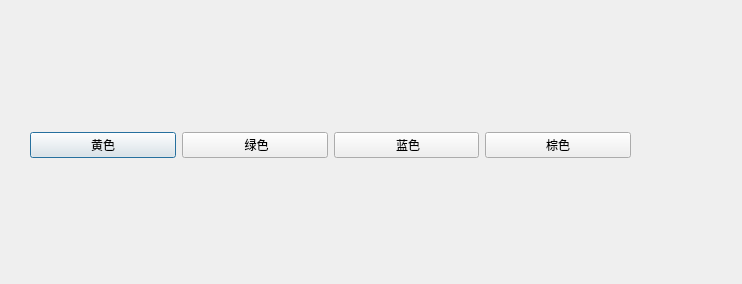
ypg666/Wire_Rotate, file threeparams.ui: the form before one commit.
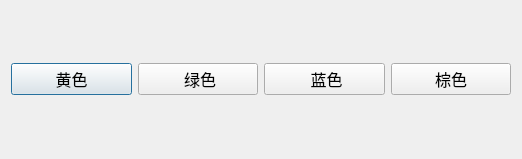
The form after the commit.

The edit to the form file:
```diff
--- a/threeparams.ui
+++ b/threeparams.ui
@@ -6,25 +6,24 @@
    <rect>
     <x>0</x>
     <y>0</y>
-    <width>742</width>
-    <height>284</height>
+    <width>522</width>
+    <height>159</height>
    </rect>
   </property>
   <property name="windowTitle">
    <string>参数调整</string>
   </property>
-  <widget class="QWidget" name="horizontalLayoutWidget">
-   <property name="geometry">
-    <rect>
-     <x>30</x>
-     <y>40</y>
-     <width>601</width>
-     <height>211</height>
-    </rect>
-   </property>
+  <layout class="QGridLayout" name="gridLayout">
+   <item row="0" column="0">
    <layout class="QHBoxLayout" name="horizontalLayout">
     <item>
      <widget class="QPushButton" name="pb_Yellow">
+       <property name="font">
+        <font>
+         <family>微软雅黑</family>
+         <pointsize>12</pointsize>
+        </font>
+       </property>
       <property name="text">
        <string>黄色</string>
       </property>
@@ -32,6 +31,12 @@
     </item>
     <item>
      <widget class="QPushButton" name="pb_Green">
+       <property name="font">
+        <font>
+         <family>微软雅黑</family>
+         <pointsize>12</pointsize>
+        </font>
+       </property>
       <property name="text">
        <string> 绿色</string>
       </property>
@@ -39,6 +44,12 @@
     </item>
     <item>
      <widget class="QPushButton" name="pb_Blue">
+       <property name="font">
+        <font>
+         <family>微软雅黑</family>
+         <pointsize>12</pointsize>
+        </font>
+       </property>
       <property name="text">
        <string> 蓝色</string>
       </property>
@@ -46,13 +57,20 @@
     </item>
     <item>
      <widget class="QPushButton" name="pb_Brown">
+       <property name="font">
+        <font>
+         <family>微软雅黑</family>
+         <pointsize>12</pointsize>
+        </font>
+       </property>
       <property name="text">
        <string>棕色</string>
       </property>
      </widget>
     </item>
    </layout>
-  </widget>
+   </item>
+  </layout>
  </widget>
  <resources/>
  <connections/>
```
Lines whose indentation alone changed are shown as unchanged.
